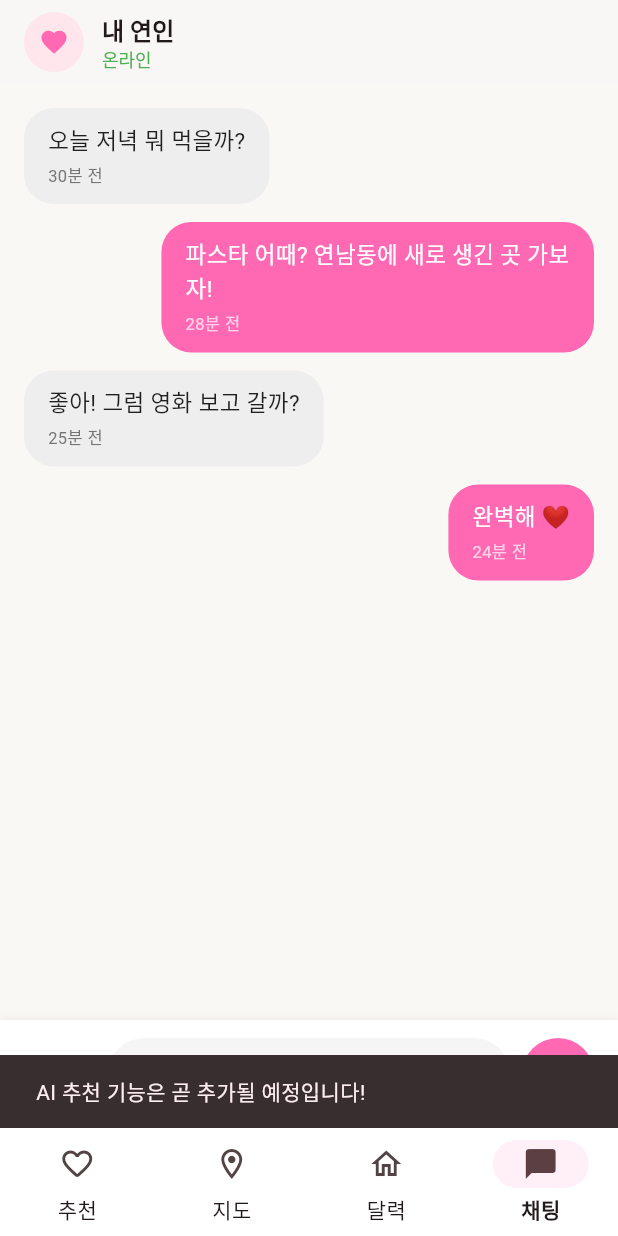
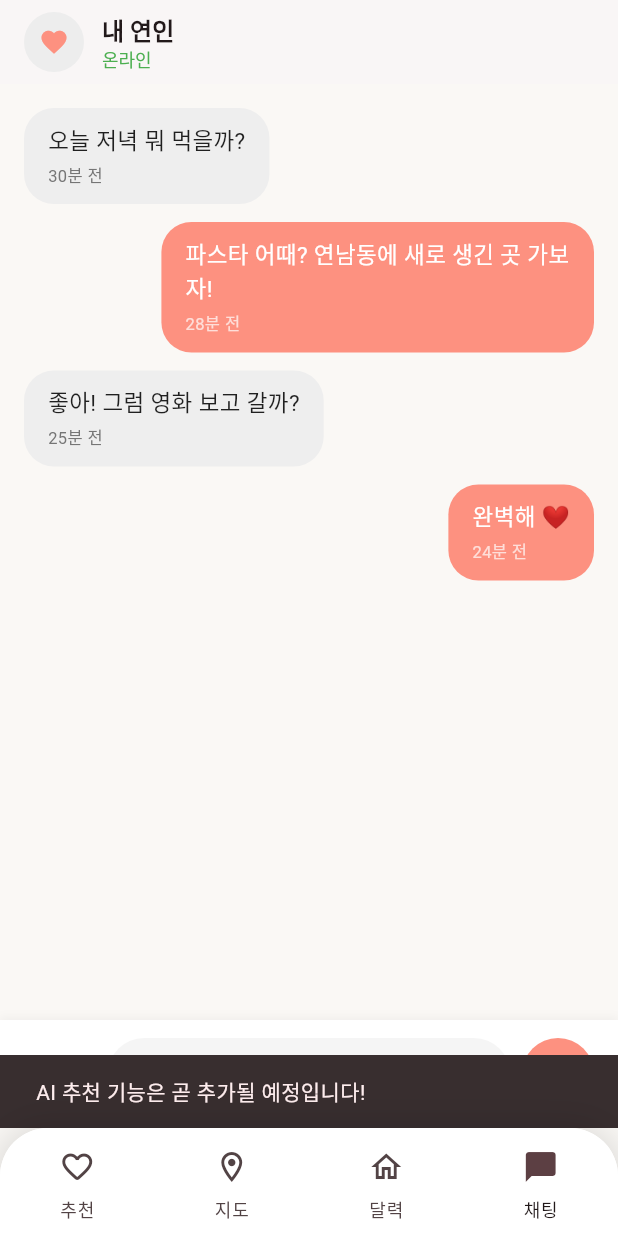
Before and after one commit to TaeHoseong/ItDa, a Flutter app: the MainScreen screen opened directly, item 4 of the bottom bar chosen, after a tap on the "auto awesome" icon, on a phone screen of 412 x 824 dp. Run offline on Flutter 3.47's test engine with Material 3 defaults, Android fonts, the phone set to English and light mode, and no system bars; our stand-ins replace flutter_secure_storage, google_sign_in, hive, hive_flutter, table_calendar; missing offline and left inert: flutter_naver_map; accounts and stored records are empty.

Commit message:
색상 변경 및 캘린더 시작

```diff
--- a/itda_app/lib/main.dart
+++ b/itda_app/lib/main.dart
@@ -2,6 +2,8 @@ import 'package:flutter/material.dart';
 import 'package:provider/provider.dart';
 import 'package:hive_flutter/hive_flutter.dart';
 import 'package:flutter_naver_map/flutter_naver_map.dart';
+import 'package:intl/date_symbol_data_local.dart';
+
 
 import 'secrets.dart';
 import 'screens/auth/login_screen.dart';
@@ -18,6 +20,8 @@ import 'providers/schedule_provider.dart';
 
 void main() async {
   WidgetsFlutterBinding.ensureInitialized();
+
+  await initializeDateFormatting('ko_KR', null);
 
   await FlutterNaverMap().init(
           clientId: NAVER_MAP_CLIENT_ID,
@@ -39,7 +43,7 @@ void main() async {
 
   // Box 열기 (데이터 저장소)
   await Hive.openBox('bookmarks'); // 찜한 장소
-  await Hive.openBox('schedules');  // 일정
+  final schedulesBox = await Hive.openBox('schedules');
   await Hive.openBox('user');       // 사용자 정보
 
   runApp(
@@ -52,7 +56,7 @@ void main() async {
           create: (_) => MapProvider(),
         ),
         ChangeNotifierProvider(
-          create: (_) => ScheduleProvider(),
+          create: (_) => ScheduleProvider(schedulesBox),
         ),
         // 다른 Provider 있으면 여기에 추가
       ],
@@ -129,7 +133,7 @@ class _MainScreenState extends State<MainScreen> {
         initialText: personaSentences[_personaIdx],
       ),
       const MapScreen(),
-      const HomeScreen(),
+      const CalendarScreen(),
       const ChatScreen(),
     ];
   }
@@ -152,6 +156,7 @@ class _MainScreenState extends State<MainScreen> {
         index: _currentIndex,
         children: _pages,
       ),
+      /*
       bottomNavigationBar: NavigationBar(
         selectedIndex: _currentIndex,
         onDestinationSelected: (index) {
@@ -185,6 +190,75 @@ class _MainScreenState extends State<MainScreen> {
           ),
         ],
       ),
+      */
+      bottomNavigationBar: Container(
+        // Background behind the bar (same as page background)
+        color: const Color(0xFFFAF8F5),
+        child: Container(
+          decoration: const BoxDecoration(
+            color: Colors.white,
+            borderRadius: BorderRadius.only(
+              topLeft: Radius.circular(32),
+              topRight: Radius.circular(32),
+            ),
+            boxShadow: [
+              BoxShadow(
+                color: Color(0x22000000), // soft shadow
+                blurRadius: 20,
+                offset: Offset(0, 0),
+                spreadRadius: 2,
+              ),
+            ],
+          ),
+          child: ClipRRect(
+            borderRadius: const BorderRadius.only(
+              topLeft: Radius.circular(32),
+              topRight: Radius.circular(32),
+            ),
+            child: NavigationBarTheme(
+              data: const NavigationBarThemeData(
+                backgroundColor: Colors.white,
+                surfaceTintColor: Colors.transparent,
+                indicatorColor: Colors.transparent, // no pill behind icons
+                elevation: 0,
+              ),
+              child: NavigationBar(
+                height: 72,
+                selectedIndex: _currentIndex,
+                labelBehavior: NavigationDestinationLabelBehavior.alwaysShow,
+                onDestinationSelected: (index) {
+                  if (_currentIndex == index && index == 0) {
+                    _nextPersonaSentence();
+                  }
+                  setState(() => _currentIndex = index);
+                },
+                destinations: const [
+                  NavigationDestination(
+                    icon: Icon(Icons.favorite_border_rounded),
+                    selectedIcon: Icon(Icons.favorite_rounded),
+                    label: '추천',
+                  ),
+                  NavigationDestination(
+                    icon: Icon(Icons.location_on_outlined),
+                    selectedIcon: Icon(Icons.location_on_rounded),
+                    label: '지도',
+                  ),
+                  NavigationDestination(
+                    icon: Icon(Icons.home_outlined),
+                    selectedIcon: Icon(Icons.home_rounded),
+                    label: '달력',
+                  ),
+                  NavigationDestination(
+                    icon: Icon(Icons.chat_bubble_outline_rounded),
+                    selectedIcon: Icon(Icons.chat_bubble_rounded),
+                    label: '채팅',
+                  ),
+                ],
+              ),
+            ),
+          ),
+        ),
+      )
     );
   }
 }
--- a/itda_app/lib/screens/auth/signup_screen.dart
+++ b/itda_app/lib/screens/auth/signup_screen.dart
@@ -150,7 +150,7 @@ class _SignupScreenState extends State<SignupScreen> {
               ElevatedButton(
                 onPressed: _signup,
                 style: ElevatedButton.styleFrom(
-                  backgroundColor: const Color(0xFFFF69B4),
+                  backgroundColor: const Color(0xFFFD9180),
                   foregroundColor: Colors.white,
                   padding: const EdgeInsets.symmetric(vertical: 16),
                   shape: RoundedRectangleBorder(
--- a/itda_app/lib/screens/chat_screen.dart
+++ b/itda_app/lib/screens/chat_screen.dart
@@ -75,12 +75,12 @@ class _ChatScreenState extends State<ChatScreen> {
               width: 40,
               height: 40,
               decoration: BoxDecoration(
-                color: const Color(0xFFFFE5EC),
+                color: const Color(0xFFEDEDED),
                 shape: BoxShape.circle,
               ),
               child: const Icon(
                 Icons.favorite,
-                color: Color(0xFFFF69B4),
+                color: Color(0xFFFD9180),
                 size: 20,
               ),
             ),
@@ -138,7 +138,7 @@ class _ChatScreenState extends State<ChatScreen> {
               children: [
                 IconButton(
                   icon: const Icon(Icons.auto_awesome),
-                  color: const Color(0xFFFF69B4),
+                  color: const Color(0xFFFD9180),
                   onPressed: () {
                     ScaffoldMessenger.of(context).showSnackBar(
                       const SnackBar(
@@ -173,7 +173,7 @@ class _ChatScreenState extends State<ChatScreen> {
                 const SizedBox(width: 8),
                 Container(
                   decoration: BoxDecoration(
-                    color: const Color(0xFFFF69B4),
+                    color: const Color(0xFFFD9180),
                     shape: BoxShape.circle,
                   ),
                   child: IconButton(
@@ -201,7 +201,7 @@ class _ChatScreenState extends State<ChatScreen> {
         ),
         decoration: BoxDecoration(
           color: message.isMine
-              ? const Color(0xFFFF69B4)
+              ? const Color(0xFFFD9180)
               : Colors.grey[200],
           borderRadius: BorderRadius.circular(20),
         ),
--- a/itda_app/lib/screens/persona_screen.dart
+++ b/itda_app/lib/screens/persona_screen.dart
@@ -77,7 +77,6 @@ class _PersonaScreenState extends State<PersonaScreen> {
         appBar: AppBar(
           backgroundColor: const Color(0xFFFAF8F5),
           elevation: 0,
-          title: const Text('일정 챗봇'),
           actions: [
             IconButton(
               icon: const Icon(Icons.refresh),
@@ -138,8 +137,8 @@ class _PersonaScreenState extends State<PersonaScreen> {
                   ),
                   Padding(
                     padding: EdgeInsets.only(
-                      left: 16,
-                      right: 16,
+                      left: 20,
+                      right: 20,
                       bottom: MediaQuery.of(context).viewInsets.bottom > 0
                           ? 16
                           : 32,
@@ -175,7 +174,7 @@ class _EmptyState extends StatelessWidget {
       children: [
         const Spacer(flex: 2),
         Align(
-          alignment: Alignment.centerLeft,
+          alignment: Alignment.center,
           child: ConstrainedBox(
             constraints: BoxConstraints(maxWidth: bubbleMaxWidth),
             child: _SpeechBubble(text: initialText),
@@ -295,13 +294,13 @@ class _SpeechBubble extends StatelessWidget {
           decoration: const ShapeDecoration(
             color: Colors.white,
             shape: RoundedRectangleBorder(
-              borderRadius: BorderRadius.all(Radius.circular(28)),
+              borderRadius: BorderRadius.all(Radius.circular(24)),
             ),
             shadows: [
               BoxShadow(
-                color: Color(0x1A000000),
-                blurRadius: 14,
-                offset: Offset(0, 6),
+                color: Color(0x22000000),
+                blurRadius: 4,
+                offset: Offset(0, 4),
               ),
             ],
           ),
@@ -315,8 +314,8 @@ class _SpeechBubble extends StatelessWidget {
           ),
         ),
         const Positioned(
-          left: 40,
-          bottom: -20,
+          left: 30,
+          bottom: -42,
           child: _TailShadowAndFill(),
         ),
       ],
@@ -330,18 +329,25 @@ class _TailShadowAndFill extends StatelessWidget {
   @override
   Widget build(BuildContext context) {
     return SizedBox(
-      width: 36,
-      height: 28,
+      width: 40,
+      height: 44,
       child: Stack(
+        clipBehavior: Clip.none,
         children: const [
+          // Shadow tail (same tone as bubble shadow)
           Positioned(
             left: 0,
-            top: 2,
+            top: 4,
             child: _TailPainterWidget(
-              color: Color(0x1F000000),
+              color: Color(0x22000000),
+              blurSigma: 4, // <- soft shadow
             ),
           ),
-          _TailPainterWidget(color: Colors.white),
+          // Main white tail
+          _TailPainterWidget(
+            color: Colors.white,
+            blurSigma: 0,
+          ),
         ],
       ),
     );
@@ -349,43 +355,46 @@ class _TailShadowAndFill extends StatelessWidget {
 }
 
 class _TailPainterWidget extends StatelessWidget {
-  const _TailPainterWidget({required this.color});
+  const _TailPainterWidget({
+    required this.color,
+    this.blurSigma = 0,
+  });
+
   final Color color;
+  final double blurSigma;
 
   @override
   Widget build(BuildContext context) {
     return CustomPaint(
-      size: const Size(36, 28),
-      painter: _TailPainter(color: color),
+      size: const Size(40, 44),
+      painter: _TailPainter(
+        color: color,
+        blurSigma: blurSigma,
+      ),
     );
   }
 }
 
 class _TailPainter extends CustomPainter {
-  const _TailPainter({required this.color});
+  const _TailPainter({
+    required this.color,
+    this.blurSigma = 0,
+  });
+
   final Color color;
+  final double blurSigma;
 
   @override
   void paint(Canvas canvas, Size size) {
     final path = Path()
-      ..moveTo(0, size.height * 0.35)
+      ..moveTo(0, 0)
       ..quadraticBezierTo(
-        size.width * 0.40,
-        size.height * 0.25,
-        size.width * 0.55,
-        size.height * 0.02,
+        size.width * 0.15, size.height * 0.7,
+        size.width * 0.7, size.height,
       )
       ..quadraticBezierTo(
-        size.width * 0.62,
-        size.height * 0.35,
-        size.width * 0.98,
-        size.height * 0.58,
-      )
-      ..quadraticBezierTo(
-        size.width * 0.62,
-        size.height * 0.70,
-        size.width * 0.22,
-        size.height * 0.98,
+        size.width * 0.4, size.height * 0.65,
+        size.width, 0,
       )
       ..close();
 
@@ -393,12 +402,19 @@ class _TailPainter extends CustomPainter {
       ..color = color
       ..style = PaintingStyle.fill;
 
+    // blurSigma > 0이면 말풍선 꼬리도 BoxShadow처럼 부드럽게
+    if (blurSigma > 0) {
+      paint.maskFilter = MaskFilter.blur(BlurStyle.normal, blurSigma);
+    }
+
     canvas.drawPath(path, paint);
   }
 
   @override
-  bool shouldRepaint(covariant CustomPainter oldDelegate) => false;
+  bool shouldRepaint(covariant _TailPainter oldDelegate) =>
+      oldDelegate.color != color || oldDelegate.blurSigma != blurSigma;
 }
+
 
 class _InputPill extends StatelessWidget {
   const _InputPill({
@@ -419,13 +435,6 @@ class _InputPill extends StatelessWidget {
       decoration: BoxDecoration(
         color: const Color(0xFFEDEDED),
         borderRadius: BorderRadius.circular(28),
-        boxShadow: const [
-          BoxShadow(
-            color: Color(0x14000000),
-            blurRadius: 8,
-            offset: Offset(0, 2),
-          ),
-        ],
       ),
       child: Row(
         children: [
--- a/itda_app/lib/screens/profile_screen.dart
+++ b/itda_app/lib/screens/profile_screen.dart
@@ -24,13 +24,13 @@ class ProfileScreen extends StatelessWidget {
               width: 100,
               height: 100,
               decoration: BoxDecoration(
-                color: const Color(0xFFFFE5EC),
+                color: const Color(0xFFEDEDED),
                 shape: BoxShape.circle,
               ),
               child: const Icon(
                 Icons.favorite,
                 size: 50,
-                color: Color(0xFFFF69B4),
+                color: Color(0xFFFD9180),
               ),
             ),
             const SizedBox(height: 16),
@@ -145,7 +145,7 @@ class ProfileScreen extends StatelessWidget {
             color: const Color(0xFFFFE5EC),
             borderRadius: BorderRadius.circular(8),
           ),
-          child: Icon(icon, color: const Color(0xFFFF69B4)),
+          child: Icon(icon, color: const Color(0xFFFD9180)),
         ),
         title: Text(
           title,
--- a/itda_app/pubspec.yaml
+++ b/itda_app/pubspec.yaml
@@ -41,6 +41,7 @@ dependencies:
   flutter_secure_storage: ^9.2.2
   flutter_naver_map: ^1.4.1+1
   table_calendar: ^3.0.9
+  intl: ^0.20.2
 
 dev_dependencies:
   flutter_test:
```
Also changed, not shown: itda_app/pubspec.lock.
